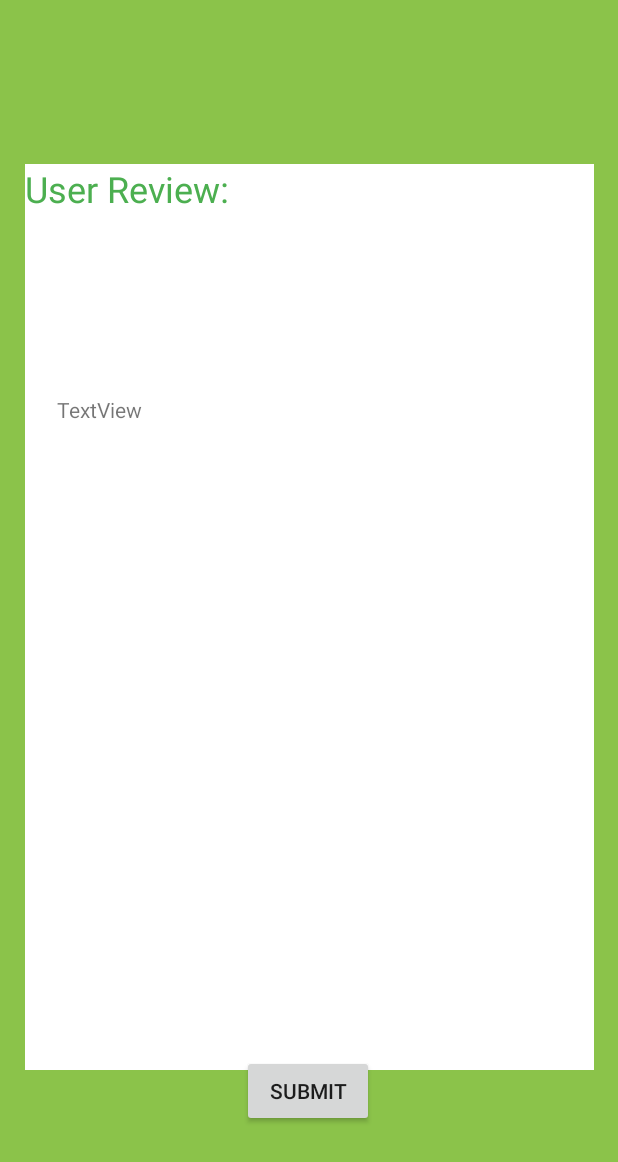
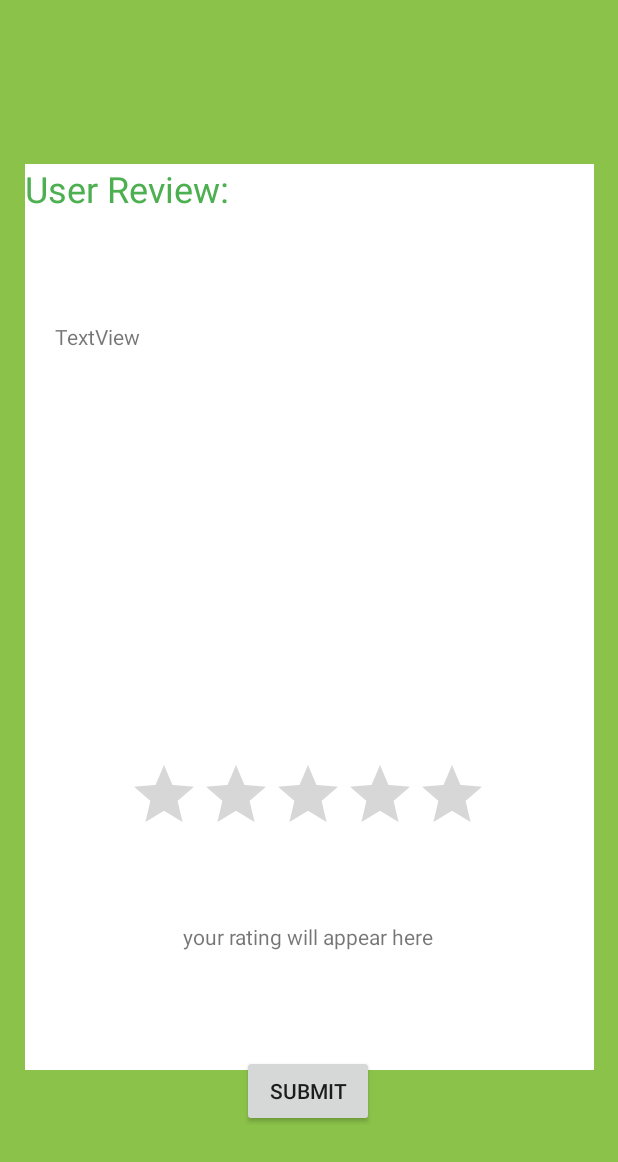
Before and after one commit to MofifoluwaLekeAkinrowo3651/iMonitor, an Android app: the layout activity_review.xml on its own in the app's theme, with its tools: preview values and no code run, on a phone screen of 412 x 824 dp. Shown: the top 1162 px of the screen. Run offline under Robolectric (Android 15) with nearby library versions, the phone set to English and light mode, and no system bars.

Commit message:
-create rating bar

```diff
--- a/SmartBuilding/src/main/res/layout/activity_review.xml
+++ b/SmartBuilding/src/main/res/layout/activity_review.xml
@@ -37,14 +37,40 @@
 
     <TextView
         android:id="@+id/textView"
-        android:layout_width="335dp"
-        android:layout_height="297dp"
+        android:layout_width="338dp"
+        android:layout_height="221dp"
+        android:background="@drawable/back"
         android:text="TextView"
-        android:background="@drawable/back"
+        app:layout_constraintBottom_toBottomOf="parent"
+        app:layout_constraintEnd_toEndOf="parent"
+        app:layout_constraintHorizontal_bias="0.493"
+        app:layout_constraintStart_toStartOf="parent"
+        app:layout_constraintTop_toTopOf="parent"
+        app:layout_constraintVertical_bias="0.356" />
+
+    <RatingBar
+        android:id="@+id/ratingBar"
+        android:layout_width="wrap_content"
+        android:layout_height="wrap_content"
+        android:numStars="5"
+        android:stepSize=".5"
         app:layout_constraintBottom_toBottomOf="parent"
         app:layout_constraintEnd_toEndOf="parent"
         app:layout_constraintHorizontal_bias="0.497"
         app:layout_constraintStart_toStartOf="parent"
-        app:layout_constraintTop_toTopOf="parent" />
+        app:layout_constraintTop_toTopOf="parent"
+        app:layout_constraintVertical_bias="0.66" />
+
+    <TextView
+        android:id="@+id/textView2"
+        android:layout_width="wrap_content"
+        android:layout_height="wrap_content"
+        android:text="@string/user_rating"
+        app:layout_constraintBottom_toBottomOf="parent"
+        app:layout_constraintEnd_toEndOf="parent"
+        app:layout_constraintHorizontal_bias="0.498"
+        app:layout_constraintStart_toStartOf="parent"
+        app:layout_constraintTop_toTopOf="parent"
+        app:layout_constraintVertical_bias="0.764" />
 
 </androidx.constraintlayout.widget.ConstraintLayout>
--- a/SmartBuilding/src/main/res/values/strings.xml
+++ b/SmartBuilding/src/main/res/values/strings.xml
@@ -78,6 +78,7 @@
     <string name="web_client_id">1097759153378-opgaggv2srm3jti1ec8h09qmmca19hv4.apps.googleusercontent.com</string>
     <string name="review">User Review:</string>
     <string name="submit">SUBMIT</string>
+    <string name="user_rating">your rating will appear here</string>
 
 
     <string-array name="offtime">
```
